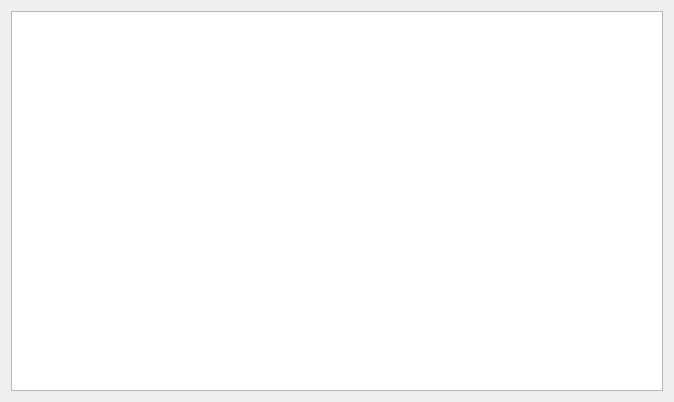
Above: mainwindow.ui from AndrewKosmos/QtExample before the change. Below: the same form after it.
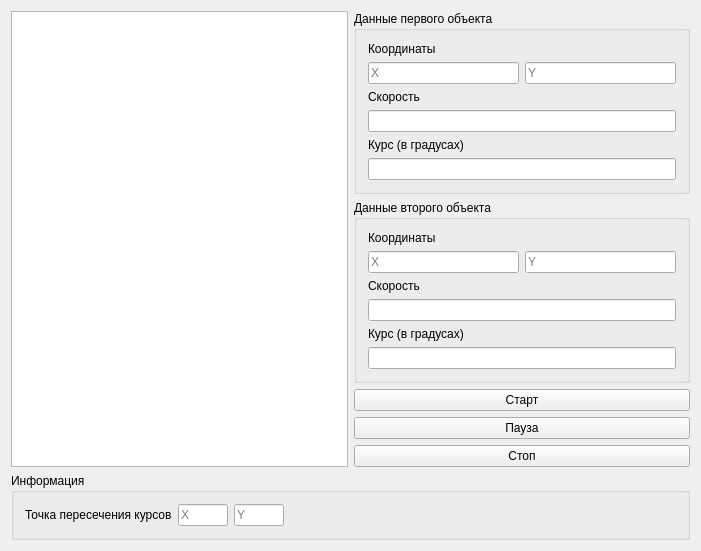
That is the form after the change.

Diff of the .ui file:
```diff
--- a/mainwindow.ui
+++ b/mainwindow.ui
@@ -6,8 +6,8 @@
    <rect>
     <x>0</x>
     <y>0</y>
-    <width>674</width>
-    <height>402</height>
+    <width>701</width>
+    <height>502</height>
    </rect>
   </property>
   <property name="windowTitle">
@@ -17,11 +17,279 @@
    <layout class="QGridLayout" name="gridLayout_2">
     <item row="0" column="0">
      <layout class="QGridLayout" name="gridLayout">
+      <item row="0" column="1">
+       <layout class="QVBoxLayout" name="PanelLayout">
+        <item>
+         <widget class="QGroupBox" name="groupBox">
+          <property name="title">
+           <string>Данные первого объекта</string>
+          </property>
+          <layout class="QGridLayout" name="gridLayout_3">
+           <item row="2" column="0">
+            <layout class="QVBoxLayout" name="verticalLayout_2">
+             <item>
+              <widget class="QLabel" name="label_2">
+               <property name="maximumSize">
+                <size>
+                 <width>16777215</width>
+                 <height>20</height>
+                </size>
+               </property>
+               <property name="text">
+                <string>Скорость</string>
+               </property>
+              </widget>
+             </item>
+             <item>
+              <widget class="QLineEdit" name="lineEdit_3"/>
+             </item>
+             <item>
+              <widget class="QLabel" name="label_3">
+               <property name="maximumSize">
+                <size>
+                 <width>16777215</width>
+                 <height>20</height>
+                </size>
+               </property>
+               <property name="text">
+                <string>Курс (в градусах)</string>
+               </property>
+              </widget>
+             </item>
+             <item>
+              <widget class="QLineEdit" name="lineEdit_4"/>
+             </item>
+            </layout>
+           </item>
+           <item row="1" column="0">
+            <layout class="QVBoxLayout" name="verticalLayout">
+             <item>
+              <widget class="QLabel" name="label">
+               <property name="maximumSize">
+                <size>
+                 <width>16777215</width>
+                 <height>20</height>
+                </size>
+               </property>
+               <property name="text">
+                <string>Координаты</string>
+               </property>
+              </widget>
+             </item>
+             <item>
+              <layout class="QHBoxLayout" name="horizontalLayout">
+               <item>
+                <widget class="QLineEdit" name="lineEdit">
+                 <property name="placeholderText">
+                  <string>X</string>
+                 </property>
+                </widget>
+               </item>
+               <item>
+                <widget class="QLineEdit" name="lineEdit_2">
+                 <property name="placeholderText">
+                  <string>Y</string>
+                 </property>
+                </widget>
+               </item>
+              </layout>
+             </item>
+            </layout>
+           </item>
+          </layout>
+         </widget>
+        </item>
+        <item>
+         <widget class="QGroupBox" name="groupBox_2">
+          <property name="title">
+           <string>Данные второго объекта</string>
+          </property>
+          <layout class="QGridLayout" name="gridLayout_4">
+           <item row="1" column="0">
+            <layout class="QVBoxLayout" name="verticalLayout_6">
+             <item>
+              <widget class="QLabel" name="label_5">
+               <property name="maximumSize">
+                <size>
+                 <width>16777215</width>
+                 <height>20</height>
+                </size>
+               </property>
+               <property name="text">
+                <string>Скорость</string>
+               </property>
+              </widget>
+             </item>
+             <item>
+              <widget class="QLineEdit" name="lineEdit_7"/>
+             </item>
+             <item>
+              <widget class="QLabel" name="label_6">
+               <property name="maximumSize">
+                <size>
+                 <width>16777215</width>
+                 <height>20</height>
+                </size>
+               </property>
+               <property name="text">
+                <string>Курс (в градусах)</string>
+               </property>
+              </widget>
+             </item>
+             <item>
+              <widget class="QLineEdit" name="lineEdit_8"/>
+             </item>
+            </layout>
+           </item>
+           <item row="0" column="0">
+            <layout class="QVBoxLayout" name="verticalLayout_4">
+             <item>
+              <widget class="QLabel" name="label_4">
+               <property name="maximumSize">
+                <size>
+                 <width>16777215</width>
+                 <height>20</height>
+                </size>
+               </property>
+               <property name="text">
+                <string>Координаты</string>
+               </property>
+              </widget>
+             </item>
+             <item>
+              <layout class="QHBoxLayout" name="horizontalLayout_2">
+               <item>
+                <widget class="QLineEdit" name="lineEdit_5">
+                 <property name="placeholderText">
+                  <string>X</string>
+                 </property>
+                </widget>
+               </item>
+               <item>
+                <widget class="QLineEdit" name="lineEdit_6">
+                 <property name="placeholderText">
+                  <string>Y</string>
+                 </property>
+                </widget>
+               </item>
+              </layout>
+             </item>
+            </layout>
+           </item>
+          </layout>
+         </widget>
+        </item>
+        <item>
+         <layout class="QVBoxLayout" name="verticalLayout_7">
+          <item>
+           <widget class="QPushButton" name="startPB">
+            <property name="text">
+             <string>Старт</string>
+            </property>
+           </widget>
+          </item>
+          <item>
+           <widget class="QPushButton" name="pausePB">
+            <property name="text">
+             <string>Пауза</string>
+            </property>
+           </widget>
+          </item>
+          <item>
+           <widget class="QPushButton" name="stopPB">
+            <property name="text">
+             <string>Стоп</string>
+            </property>
+           </widget>
+          </item>
+         </layout>
+        </item>
+        <item>
+         <spacer name="verticalSpacer">
+          <property name="orientation">
+           <enum>Qt::Vertical</enum>
+          </property>
+          <property name="sizeHint" stdset="0">
+           <size>
+            <width>20</width>
+            <height>40</height>
+           </size>
+          </property>
+         </spacer>
+        </item>
+       </layout>
+      </item>
       <item row="0" column="0">
        <widget class="QGraphicsView" name="graphicsView"/>
       </item>
-      <item row="0" column="1">
-       <layout class="QVBoxLayout" name="PanelLayout"/>
+     </layout>
+    </item>
+    <item row="1" column="0">
+     <layout class="QHBoxLayout" name="horizontalLayout_3">
+      <item>
+       <widget class="QGroupBox" name="groupBox_3">
+        <property name="title">
+         <string>Информация</string>
+        </property>
+        <layout class="QGridLayout" name="gridLayout_5">
+         <item row="0" column="0">
+          <layout class="QHBoxLayout" name="horizontalLayout_4">
+           <item>
+            <widget class="QLabel" name="label_7">
+             <property name="text">
+              <string>Точка пересечения курсов</string>
+             </property>
+            </widget>
+           </item>
+           <item>
+            <widget class="QLineEdit" name="lineEdit_9">
+             <property name="maximumSize">
+              <size>
+               <width>50</width>
+               <height>16777215</height>
+              </size>
+             </property>
+             <property name="readOnly">
+              <bool>true</bool>
+             </property>
+             <property name="placeholderText">
+              <string>X</string>
+             </property>
+            </widget>
+           </item>
+           <item>
+            <widget class="QLineEdit" name="lineEdit_10">
+             <property name="maximumSize">
+              <size>
+               <width>50</width>
+               <height>16777215</height>
+              </size>
+             </property>
+             <property name="readOnly">
+              <bool>true</bool>
+             </property>
+             <property name="placeholderText">
+              <string>Y</string>
+             </property>
+            </widget>
+           </item>
+           <item>
+            <spacer name="horizontalSpacer">
+             <property name="orientation">
+              <enum>Qt::Horizontal</enum>
+             </property>
+             <property name="sizeHint" stdset="0">
+              <size>
+               <width>40</width>
+               <height>20</height>
+              </size>
+             </property>
+            </spacer>
+           </item>
+          </layout>
+         </item>
+        </layout>
+       </widget>
       </item>
      </layout>
     </item>
```
